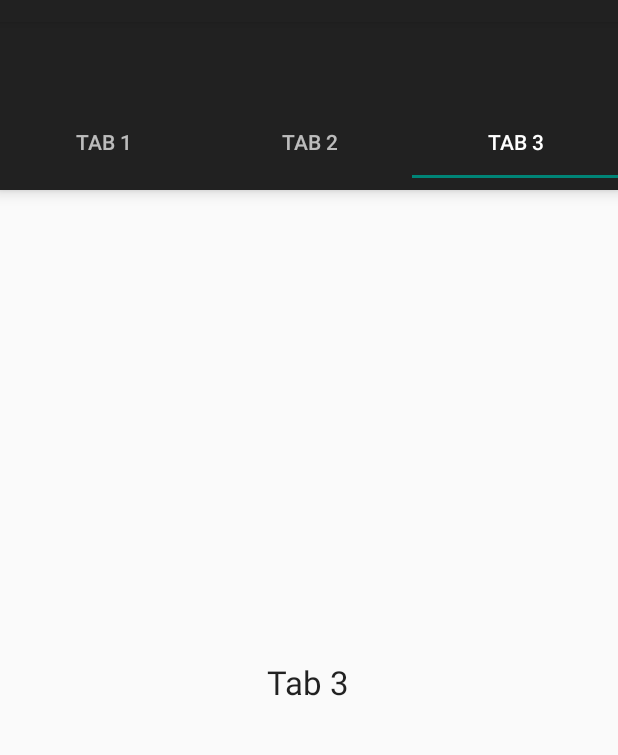
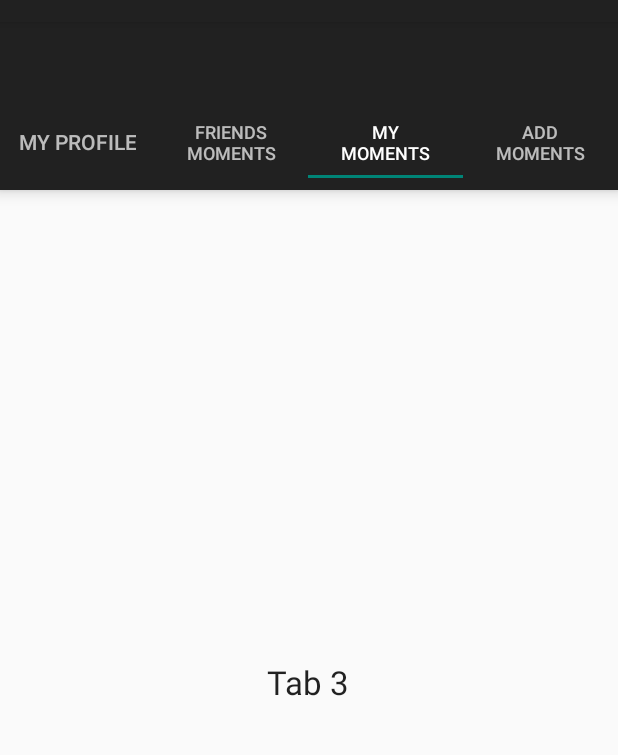
Before and after one commit to chendongmidong/Nourriture_BTJU, an Android app: the screen it shows after launch (Main), tab 3 chosen, on a phone screen of 412 x 824 dp, the part 62-817 px from its top. Run offline under Robolectric (Android 15) with nearby library versions, the phone set to English and light mode, and no system bars.

Commit message:
add a tab

```diff
--- a/application/Nourriture/app/src/main/java/com/nourriture/app/Main.java
+++ b/application/Nourriture/app/src/main/java/com/nourriture/app/Main.java
@@ -18,9 +18,10 @@ public class Main extends AppCompatActivity {
             //setSupportActionBar(toolbar);
 
             TabLayout tabLayout = (TabLayout) findViewById(R.id.tab_layout);
-            tabLayout.addTab(tabLayout.newTab().setText("Tab 1"));
-            tabLayout.addTab(tabLayout.newTab().setText("Tab 2"));
-            tabLayout.addTab(tabLayout.newTab().setText("Tab 3"));
+            tabLayout.addTab(tabLayout.newTab().setText("My Profile"));
+            tabLayout.addTab(tabLayout.newTab().setText("Friends Moments"));
+            tabLayout.addTab(tabLayout.newTab().setText("My Moments"));
+            tabLayout.addTab(tabLayout.newTab().setText("Add Moments"));
             tabLayout.setTabGravity(TabLayout.GRAVITY_FILL);
 
             final ViewPager viewPager = (ViewPager) findViewById(R.id.pager);
--- a/application/Nourriture/app/src/main/java/com/nourriture/app/PagerAdapter.java
+++ b/application/Nourriture/app/src/main/java/com/nourriture/app/PagerAdapter.java
@@ -28,6 +28,9 @@ public class PagerAdapter extends FragmentStatePagerAdapter {
             case 2:
                 TabFragment3 tab3 = new TabFragment3();
                 return tab3;
+            case 3:
+                TabFragment4 tab4 = new TabFragment4();
+                return tab4;
             default:
                 return null;
         }
--- /dev/null
+++ b/application/Nourriture/app/src/main/java/com/nourriture/app/TabFragment4.java
@@ -0,0 +1,17 @@
+package com.nourriture.app;
+
+import android.os.Bundle;
+import android.support.v4.app.Fragment;
+import android.view.LayoutInflater;
+import android.view.View;
+import android.view.ViewGroup;
+
+/**
+ * Created by Simon on 23-Nov-15.
+ */
+public class TabFragment4 extends Fragment {
+    @Override
+    public View onCreateView(LayoutInflater inflater, ViewGroup container, Bundle savedInstanceState) {
+        return inflater.inflate(R.layout.tab_fragment_4, container, false);
+    }
+}
```
Also changed, not shown: application/Nourriture/app/src/main/res/layout/tab_fragment_4.xml (added, +15 -0 lines).
